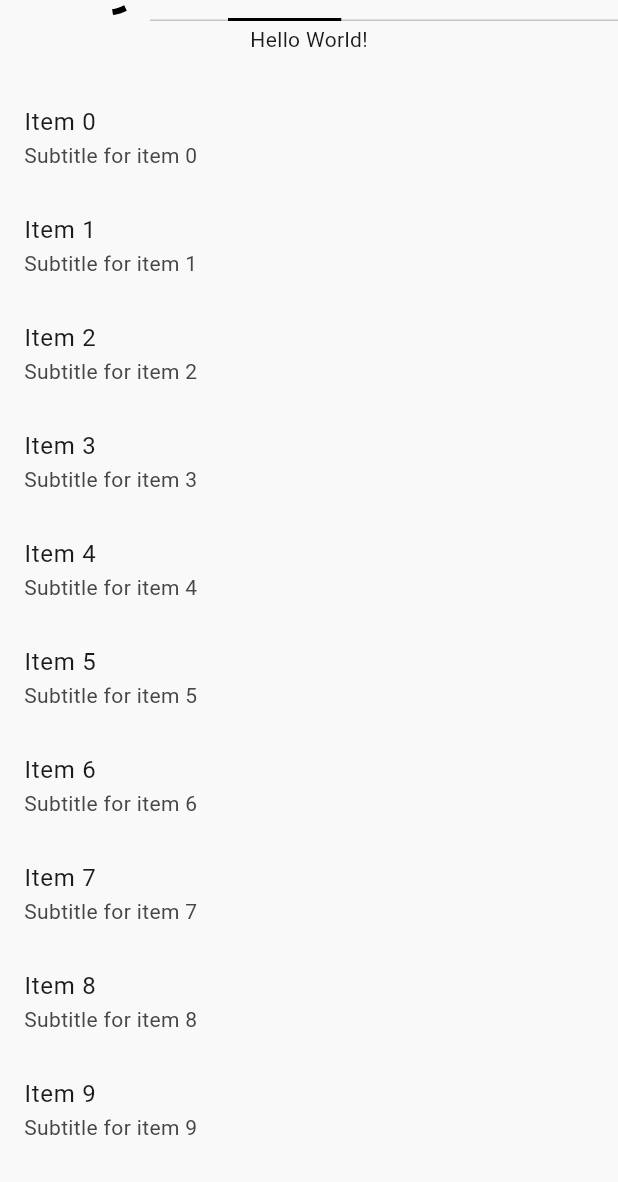
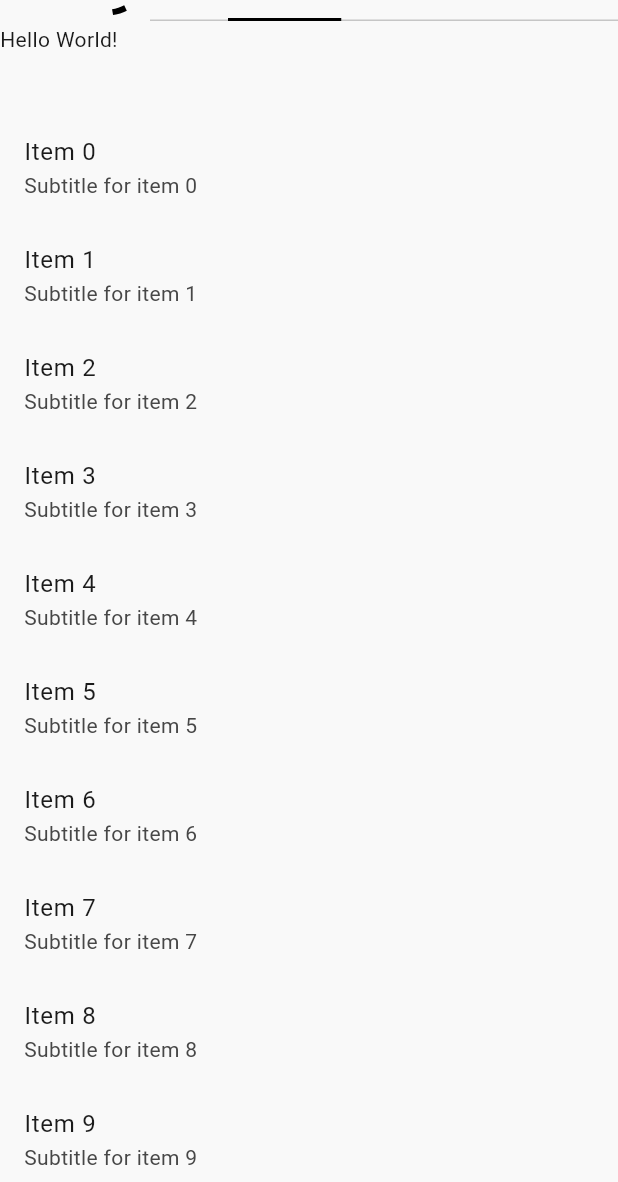
Before and after one commit to hawkkiller/scrolling_olx_live, a Flutter app: the screen it shows after launch, on a phone screen of 412 x 824 dp, the part 54-1236 px from its top. Run offline on Flutter 3.47's test engine with Material 3 defaults, Android fonts, the phone set to English and light mode, and no system bars.

Commit message:
port-o solution

```diff
--- a/lib/case1.dart
+++ b/lib/case1.dart
@@ -6,22 +6,20 @@ class Case1 extends StatelessWidget {
 
   @override
   Widget build(BuildContext context) {
-    return Column(
-      children: [
-        Expanded(
-          child: SingleChildScrollView(
-            child: Column(
-              children: [
-                Text('Hello World!'),
-                SizedBox(height: 20),
-                for (int i = 0; i < 5000; i++)
-                  ListTile(
-                    title: Text('Item $i'),
-                    subtitle: Text('Subtitle for item $i'),
-                  ),
-              ],
-            ),
-          ),
+    return CustomScrollView(
+      slivers: [
+        SliverToBoxAdapter(
+          child: Text('Hello World!'),
+        ),
+        SliverPadding(padding: EdgeInsets.all(20)),
+        SliverList.builder(
+          itemCount: 5000,
+          itemBuilder: (context, index) {
+            return ListTile(
+              title: Text('Item $index'),
+              subtitle: Text('Subtitle for item $index'),
+            );
+          },
         ),
       ],
     );
```
Also changed, not shown: lib/case2.dart (+14 -6 lines), lib/case4.dart (+16 -17 lines).
